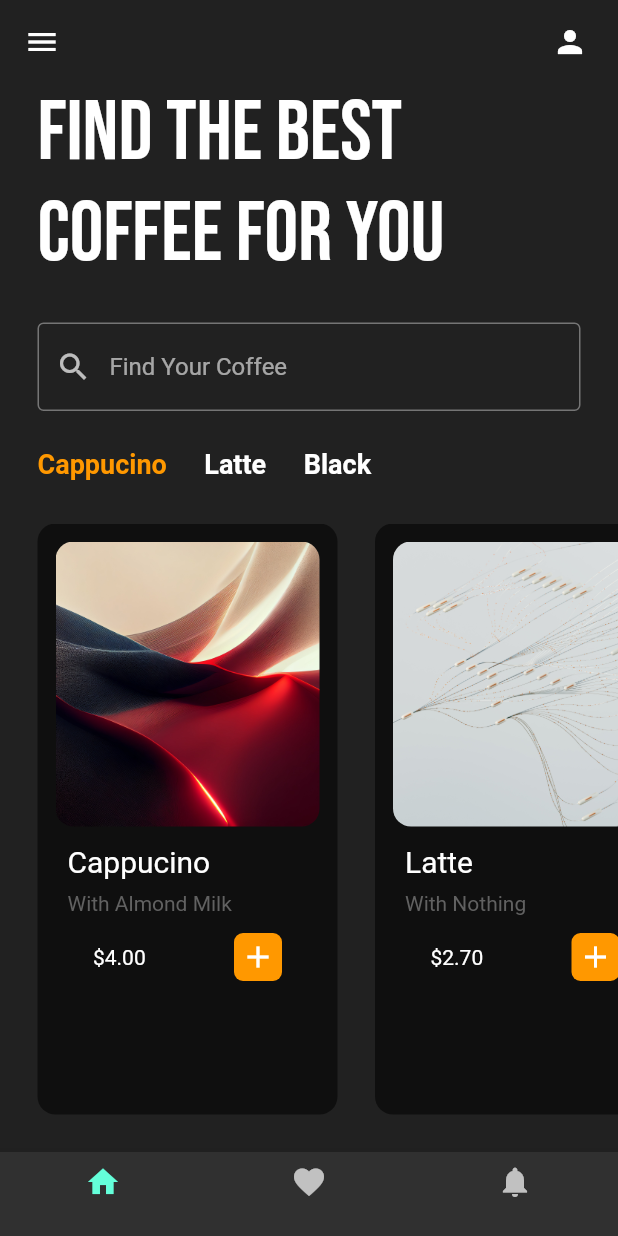
After one commit to jinseok9338/FlutterPractice, a Flutter app: the CoffeeUIMain screen opened directly, on a phone screen of 412 x 824 dp. The commit adds this screen. Run offline on Flutter 3.47's test engine with Material 2 defaults, Android fonts, the phone set to English and light mode, and no system bars; our stand-ins replace google_fonts.

Commit message:
Coffee Ui Practice

```diff
--- a/lib/main.dart
+++ b/lib/main.dart
@@ -15,9 +15,8 @@ class MyApp extends StatelessWidget {
     return MaterialApp(
       title: 'Flutter Demo',
       debugShowCheckedModeBanner: false,
-      theme: ThemeData(
-        primarySwatch: Colors.blue,
-      ),
+      theme:
+          ThemeData(brightness: Brightness.dark, primarySwatch: Colors.amber),
       home: const Directory(),
     );
   }
--- /dev/null
+++ b/lib/pages/coffeeUI/main.dart
@@ -0,0 +1,125 @@
+// ignore_for_file: prefer_const_constructors
+
+import 'package:flutter/material.dart';
+import 'package:google_fonts/google_fonts.dart';
+import 'package:practice/pages/coffeeUI/util/coffee_name.dart';
+import 'package:practice/pages/coffeeUI/util/coffee_tile.dart';
+
+class CoffeeUIMain extends StatefulWidget {
+  const CoffeeUIMain({super.key});
+
+  @override
+  State<CoffeeUIMain> createState() => _CoffeeUIMainState();
+}
+
+class _CoffeeUIMainState extends State<CoffeeUIMain> {
+  String selectedItem = "Cappucino";
+
+  void selectItem(String item) {
+    setState(() {
+      selectedItem = item;
+    });
+  }
+
+  @override
+  Widget build(BuildContext context) {
+    return Scaffold(
+      backgroundColor: Colors.grey[900],
+      appBar: AppBar(
+        elevation: 0,
+        backgroundColor: Colors.transparent,
+        leading: Icon(Icons.menu),
+        actions: [
+          Padding(
+            padding: const EdgeInsets.only(right: 20),
+            child: Icon(Icons.person),
+          )
+        ],
+      ),
+      bottomNavigationBar: BottomNavigationBar(
+        items: [
+          BottomNavigationBarItem(icon: Icon(Icons.home), label: ""),
+          BottomNavigationBarItem(icon: Icon(Icons.favorite), label: ""),
+          BottomNavigationBarItem(icon: Icon(Icons.notifications), label: "")
+        ],
+      ),
+      body: Column(
+        children: [
+          Padding(
+            padding: const EdgeInsets.symmetric(horizontal: 25),
+            child: Text(
+              "Find the best coffee for you",
+              style: GoogleFonts.bebasNeue(fontSize: 56),
+            ),
+          ),
+          SizedBox(height: 25),
+          Padding(
+            padding: const EdgeInsets.symmetric(horizontal: 25),
+            child: TextField(
+              decoration: InputDecoration(
+                prefixIcon: Icon(Icons.search),
+                hintText: "Find Your Coffee",
+                focusedBorder: OutlineInputBorder(
+                  borderSide: BorderSide(color: Colors.grey.shade600),
+                ),
+                enabledBorder: OutlineInputBorder(
+                  borderSide: BorderSide(color: Colors.grey.shade600),
+                ),
+              ),
+            ),
+          ),
+          SizedBox(height: 25),
+
+          //Horizontal list view of coffee type
+          Container(
+            height: 50,
+            child: ListView(
+              scrollDirection: Axis.horizontal,
+              children: [
+                CoffeeName(
+                  coffeeType: "Cappucino",
+                  isSelected: selectedItem,
+                  onTap: selectItem,
+                ),
+                CoffeeName(
+                  coffeeType: "Latte",
+                  isSelected: selectedItem,
+                  onTap: selectItem,
+                ),
+                CoffeeName(
+                  coffeeType: "Black",
+                  isSelected: selectedItem,
+                  onTap: selectItem,
+                ),
+              ],
+            ),
+          ),
+
+          //coffee tiles horizontal
+          Expanded(
+            child: ListView(
+              scrollDirection: Axis.horizontal,
+              children: [
+                CoffeeTile(
+                    price: "\$4.00",
+                    img: "assets/images/image2.jpg",
+                    coffeeName: "Cappucino",
+                    description: "With Almond Milk"),
+                CoffeeTile(
+                    price: "\$2.70",
+                    img: "assets/images/image6.jpg",
+                    coffeeName: "Latte",
+                    description: "With Nothing"),
+                CoffeeTile(
+                    price: "\$4.20",
+                    img: "assets/images/image9.jpg",
+                    coffeeName: "Black",
+                    description: "With Sweetener"),
+              ],
+            ),
+          )
+        ],
+      ),
+    );
+  }
+}
--- /dev/null
+++ b/lib/pages/coffeeUI/util/coffee_name.dart
@@ -0,0 +1,32 @@
+import "package:flutter/material.dart";
+
+class CoffeeName extends StatelessWidget {
+  final String coffeeType;
+  final String isSelected;
+  final void Function(String) onTap;
+
+  const CoffeeName(
+      {super.key,
+      required this.coffeeType,
+      required this.isSelected,
+      required this.onTap});
+
+  @override
+  Widget build(BuildContext context) {
+    return GestureDetector(
+      onTap: () {
+        onTap(coffeeType);
+      },
+      child: Padding(
+        padding: const EdgeInsets.only(left: 25),
+        child: Text(
+          coffeeType,
+          style: TextStyle(
+              fontSize: 18,
+              fontWeight: FontWeight.bold,
+              color: isSelected == coffeeType ? Colors.orange : Colors.white),
+        ),
+      ),
+    );
+  }
+}
--- /dev/null
+++ b/lib/pages/coffeeUI/util/coffee_tile.dart
@@ -0,0 +1,76 @@
+import 'package:flutter/material.dart';
+
+class CoffeeTile extends StatelessWidget {
+  final String coffeeName;
+  final String price;
+  final String description;
+  final String img;
+
+  const CoffeeTile(
+      {super.key,
+      required this.coffeeName,
+      required this.price,
+      required this.description,
+      required this.img});
+
+  @override
+  Widget build(BuildContext context) {
+    return Padding(
+      padding: const EdgeInsets.only(left: 25, bottom: 25),
+      child: Container(
+        padding: EdgeInsets.all(12),
+        width: 200,
+        decoration: BoxDecoration(
+            borderRadius: BorderRadius.circular(12), color: Colors.black54),
+        child: Column(
+          crossAxisAlignment: CrossAxisAlignment.start,
+          children: [
+            //coffee image
+            ClipRRect(
+              borderRadius: BorderRadius.circular(12),
+              child: Image.asset(
+                img,
+                fit: BoxFit.cover,
+                height: 190,
+                width: double.infinity,
+              ),
+            ),
+
+            Padding(
+              padding: const EdgeInsets.symmetric(vertical: 12, horizontal: 8),
+              child: Column(
+                crossAxisAlignment: CrossAxisAlignment.start,
+                children: [
+                  //coffee Name
+                  Text(
+                    coffeeName,
+                    style: TextStyle(fontSize: 20),
+                  ),
+                  SizedBox(height: 8),
+                  Text(description, style: TextStyle(color: Colors.grey[700]))
+                ],
+              ),
+            ),
+            //Price
+            Padding(
+              padding: const EdgeInsets.symmetric(horizontal: 25),
+              child: Row(
+                mainAxisAlignment: MainAxisAlignment.spaceBetween,
+                children: [
+                  Text(price),
+                  Container(
+                    padding: EdgeInsets.all(4),
+                    decoration: BoxDecoration(
+                        color: Colors.orange,
+                        borderRadius: BorderRadius.circular(6)),
+                    child: Icon(Icons.add),
+                  )
+                ],
+              ),
+            )
+          ],
+        ),
+      ),
+    );
+  }
+}
--- a/lib/pages/directory.dart
+++ b/lib/pages/directory.dart
@@ -21,7 +21,7 @@ class Directory extends StatelessWidget {
                   Navigator.push(
                     context,
                     MaterialPageRoute(
-                      builder: (_) => const FeedScreen(),
+                      builder: (_) => pages[idx].page,
                     ),
                   )
                 },
--- a/lib/pages/pages.dart
+++ b/lib/pages/pages.dart
@@ -1,3 +1,4 @@
+import 'coffeeUI/main.dart';
 import 'instagram/main_page.dart';
 
 class Page {
@@ -10,4 +11,7 @@ class Page {
   });
 }
 
-final List<Page> pages = [Page(page: FeedScreen(), title: "Instagram")];
+final List<Page> pages = [
+  Page(page: FeedScreen(), title: "Instagram"),
+  Page(page: CoffeeUIMain(), title: "CoffeeUI")
+];
```
Also changed, not shown: pubspec.yaml (+5 -16 lines), pubspec.lock, 7 other files.
